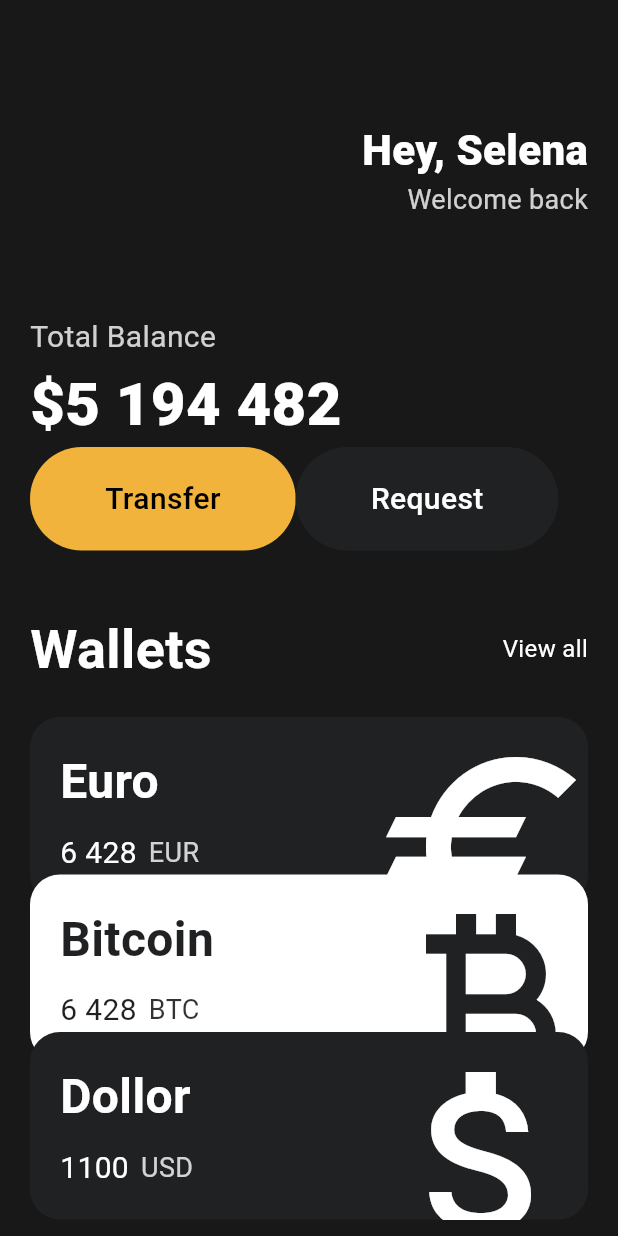
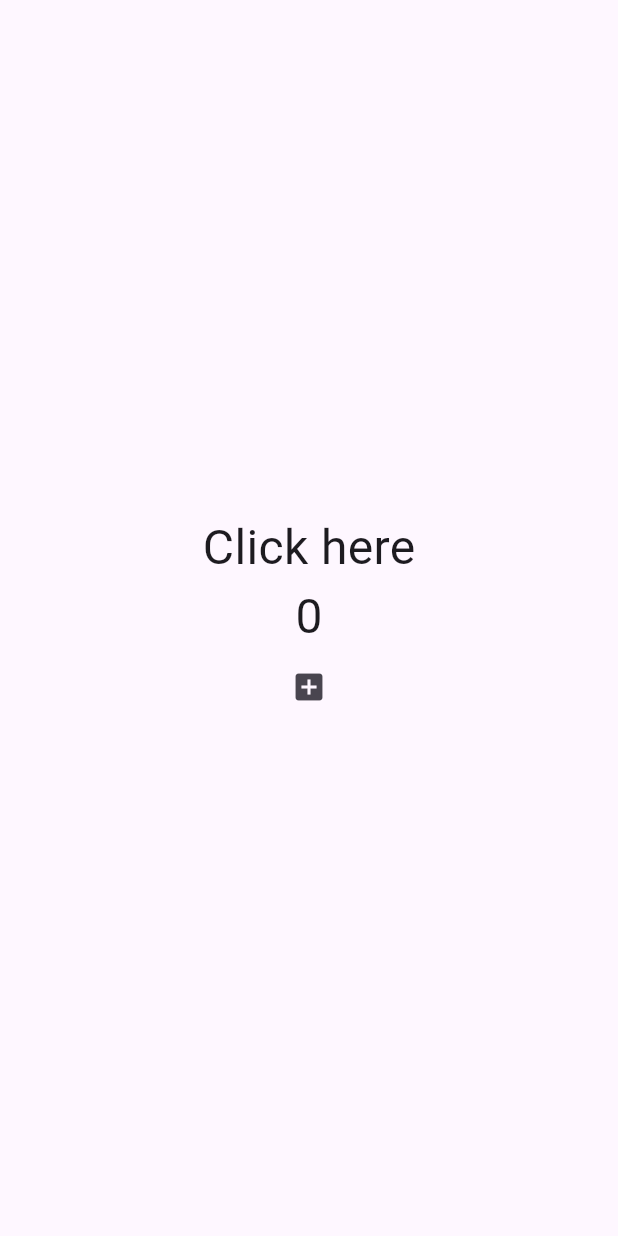
Before and after one commit to treefarm-mihyang/flutter-tutorial, a Flutter app: the screen it shows after launch, on a phone screen of 412 x 824 dp. Run offline on Flutter 3.47's test engine with Material 3 defaults, Android fonts, the phone set to English and light mode, and no system bars.

Commit message:
feat: setstate

```diff
--- a/lib/main.dart
+++ b/lib/main.dart
@@ -1,140 +1,56 @@
 import 'package:flutter/material.dart';
-import 'package:toonflix/widgets/button.dart';
-import 'package:toonflix/widgets/currency_card.dart';
 
 void main() {
   runApp(const App());
 }
 
-class App extends StatelessWidget {
+class App extends StatefulWidget {
   const App({super.key});
+
+  @override
+  State<App> createState() => _AppState();
+}
+
+class _AppState extends State<App> {
+  int counter = 0;
+  List<int> numbers = [];
+
+  void onPressed() {
+    setState(() {
+      counter = counter + 1;
+      numbers.add(numbers.length);
+      print(numbers);
+    });
+  }
 
   @override
   Widget build(BuildContext context) {
     return MaterialApp(
       home: Scaffold(
-          backgroundColor: const Color(0xFF181818),
-          body: SingleChildScrollView(
-            child: Padding(
-              padding: const EdgeInsets.symmetric(horizontal: 20),
+        body: Center(
           child: Column(
-                crossAxisAlignment: CrossAxisAlignment.start,
+            mainAxisAlignment: MainAxisAlignment.center,
             children: [
-                  const SizedBox(
-                    height: 80,
-                  ),
-                  const Row(
-                    mainAxisAlignment: MainAxisAlignment.end,
-                    children: [
-                      Column(
-                        crossAxisAlignment: CrossAxisAlignment.end,
-                        children: [
-                          Text(
-                            "Hey, Selena",
+              const Text(
+                "Click here",
                 style: TextStyle(
-                              color: Colors.white,
-                              fontSize: 28,
-                              fontWeight: FontWeight.w800,
+                  fontSize: 32,
                 ),
               ),
               Text(
-                            "Welcome back",
-                            style: TextStyle(
-                              color: Color.fromRGBO(255, 255, 255, 0.8),
-                              fontSize: 18,
+                "$counter",
+                style: const TextStyle(
+                  fontSize: 32,
                 ),
+              ),
+              IconButton(
+                onPressed: onPressed,
+                icon: const Icon(Icons.add_box),
               ),
             ],
           ),
-                    ],
-                  ),
-                  const SizedBox(
-                    height: 64,
-                  ),
-                  Text(
-                    "Total Balance",
-                    style: TextStyle(
-                      fontSize: 20,
-                      color: Colors.white.withOpacity(0.8),
         ),
       ),
-                  const SizedBox(
-                    height: 2,
-                  ),
-                  const Text(
-                    "\$5 194 482",
-                    style: TextStyle(
-                      fontSize: 40,
-                      fontWeight: FontWeight.w800,
-                      color: Colors.white,
-                    ),
-                  ),
-                  const Row(
-                    children: [
-                      Button(
-                        text: "Transfer",
-                        color: Colors.black,
-                        backgroundColor: Color(0xFFF1b33b),
-                      ),
-                      Button(
-                        text: "Request",
-                        color: Colors.white,
-                        backgroundColor: Color(0xFF1f2123),
-                      )
-                    ],
-                  ),
-                  const SizedBox(
-                    height: 40,
-                  ),
-                  const Row(
-                    mainAxisAlignment: MainAxisAlignment.spaceBetween,
-                    crossAxisAlignment: CrossAxisAlignment.center,
-                    children: [
-                      Text(
-                        "Wallets",
-                        style: TextStyle(
-                          color: Colors.white,
-                          fontSize: 36,
-                          fontWeight: FontWeight.bold,
-                        ),
-                      ),
-                      Text(
-                        "View all",
-                        style: TextStyle(
-                          color: Colors.white,
-                          fontSize: 16,
-                        ),
-                      ),
-                    ],
-                  ),
-                  const SizedBox(
-                    height: 20,
-                  ),
-                  CurrencyCard(
-                    name: "Euro",
-                    code: "EUR",
-                    amount: "6 428",
-                    icon: Icons.euro,
-                    index: 0,
-                  ),
-                  CurrencyCard(
-                    name: "Bitcoin",
-                    code: "BTC",
-                    amount: "6 428",
-                    icon: Icons.currency_bitcoin,
-                    index: 1,
-                  ),
-                  CurrencyCard(
-                    name: "Dollor",
-                    code: "USD",
-                    amount: "1100",
-                    icon: Icons.attach_money,
-                    index: 2,
-                  )
-                ],
-              ),
-            ),
-          )),
     );
   }
 }
--- a/lib/widgets/button.dart
+++ /dev/null
@@ -1,38 +0,0 @@
-import 'package:flutter/material.dart';
-
-class Button extends StatelessWidget {
-  final String text;
-  final Color backgroundColor;
-  final Color color;
-
-  const Button({
-    super.key,
-    required this.text,
-    required this.backgroundColor,
-    required this.color,
-  });
-
-  @override
-  Widget build(BuildContext context) {
-    return Container(
-      decoration: BoxDecoration(
-        color: backgroundColor,
-        borderRadius: BorderRadius.circular(50),
-      ),
-      child: Padding(
-        padding: const EdgeInsets.symmetric(
-          vertical: 20,
-          horizontal: 50,
-        ),
-        child: Text(
-          text,
-          style: TextStyle(
-            fontSize: 20,
-            fontWeight: FontWeight.w500,
-            color: color,
-          ),
-        ),
-      ),
-    );
-  }
-}
--- a/lib/widgets/currency_card.dart
+++ /dev/null
@@ -1,91 +0,0 @@
-import 'package:flutter/material.dart';
-
-class CurrencyCard extends StatelessWidget {
-  final String name, code, amount;
-  final IconData icon;
-  final int index;
-  final bool isInverse;
-
-  final _blackColor = const Color(0xFF1f2123);
-
-  CurrencyCard({
-    super.key,
-    required this.name,
-    required this.code,
-    required this.amount,
-    required this.icon,
-    required this.index,
-  }) : isInverse = index.isOdd;
-
-  @override
-  Widget build(BuildContext context) {
-    return Transform.translate(
-      offset: Offset(0, -20.0 * index),
-      child: Container(
-        clipBehavior: Clip.hardEdge,
-        decoration: BoxDecoration(
-          color: isInverse ? Colors.white : const Color(0xFF1f2123),
-          borderRadius: BorderRadius.circular(20),
-        ),
-        child: Padding(
-          padding: const EdgeInsets.all(20),
-          child: Row(
-            mainAxisAlignment: MainAxisAlignment.spaceBetween,
-            children: [
-              Column(
-                crossAxisAlignment: CrossAxisAlignment.start,
-                children: [
-                  Text(
-                    name,
-                    style: TextStyle(
-                      color: isInverse ? _blackColor : Colors.white,
-                      fontSize: 32,
-                      fontWeight: FontWeight.w600,
-                    ),
-                  ),
-                  const SizedBox(
-                    height: 10,
-                  ),
-                  Row(
-                    children: [
-                      Text(
-                        amount,
-                        style: TextStyle(
-                          color: isInverse ? _blackColor : Colors.white,
-                          fontSize: 20,
-                        ),
-                      ),
-                      const SizedBox(
-                        width: 8,
-                      ),
-                      Text(
-                        code,
-                        style: TextStyle(
-                          color: isInverse
-                              ? Colors.black.withOpacity(0.8)
-                              : Colors.white.withOpacity(0.8),
-                          fontSize: 18,
-                        ),
-                      ),
-                    ],
-                  ),
-                ],
-              ),
-              Transform.scale(
-                scale: 2,
-                child: Transform.translate(
-                  offset: const Offset(-4, 12),
-                  child: Icon(
-                    icon,
-                    color: isInverse ? _blackColor : Colors.white,
-                    size: 80,
-                  ),
-                ),
-              ),
-            ],
-          ),
-        ),
-      ),
-    );
-  }
-}
```
Lines whose indentation alone changed are shown as unchanged.
